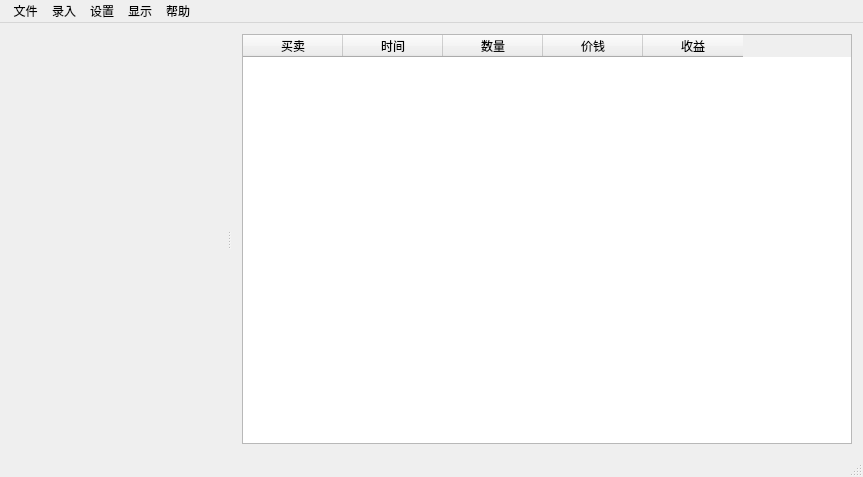
Old version of the form UI/JKMainWin.ui in the repository Mr-WangJin/StockTool.
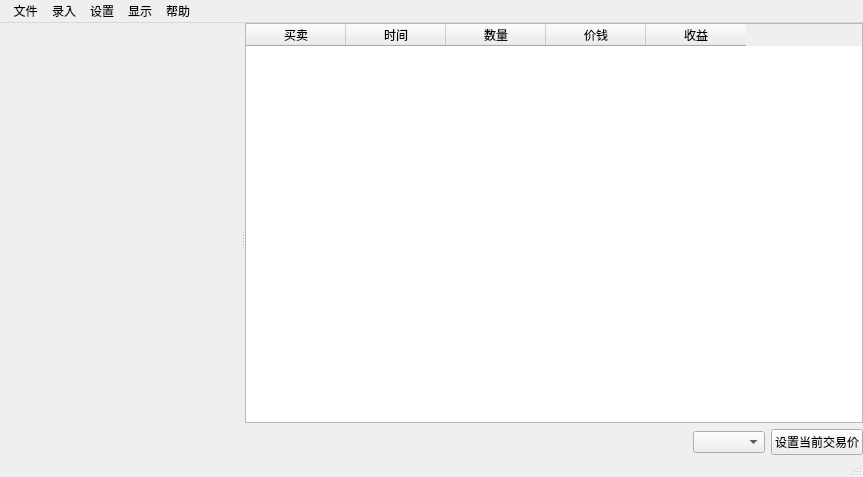
New version of the form. Custom widgets are drawn as their Qt base class.

Commit message: 添加 切换 设置最新价 功能

Patch:
```diff
--- a/UI/JKMainWin.ui
+++ b/UI/JKMainWin.ui
@@ -35,6 +35,18 @@
       <widget class="JKTrendChart" name="trendChartWgt" native="true"/>
       <widget class="JKInfoWgt" name="widget_2" native="true">
        <layout class="QVBoxLayout" name="verticalLayout_2">
+        <property name="leftMargin">
+         <number>0</number>
+        </property>
+        <property name="topMargin">
+         <number>0</number>
+        </property>
+        <property name="rightMargin">
+         <number>0</number>
+        </property>
+        <property name="bottomMargin">
+         <number>0</number>
+        </property>
         <item>
          <widget class="QTableWidget" name="tableWidget">
           <property name="selectionBehavior">
@@ -67,6 +79,33 @@
           </column>
          </widget>
         </item>
+        <item>
+         <layout class="QHBoxLayout" name="horizontalLayout">
+          <item>
+           <spacer name="horizontalSpacer">
+            <property name="orientation">
+             <enum>Qt::Horizontal</enum>
+            </property>
+            <property name="sizeHint" stdset="0">
+             <size>
+              <width>40</width>
+              <height>20</height>
+             </size>
+            </property>
+           </spacer>
+          </item>
+          <item>
+           <widget class="QComboBox" name="cmbBxSwitch"/>
+          </item>
+          <item>
+           <widget class="QPushButton" name="pBtnSetCurPrice">
+            <property name="text">
+             <string>设置当前交易价</string>
+            </property>
+           </widget>
+          </item>
+         </layout>
+        </item>
        </layout>
       </widget>
      </widget>
```
Left out of the diff: 8 changed lines with no effect on the pictures. The commit also changes 20 other files.
